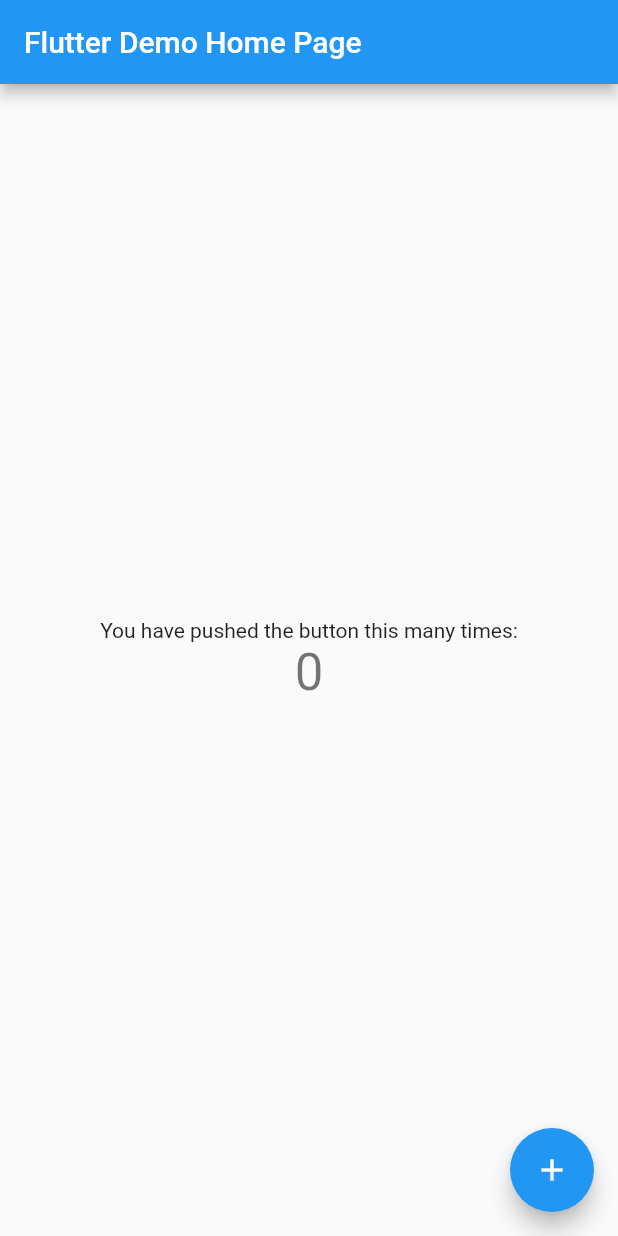
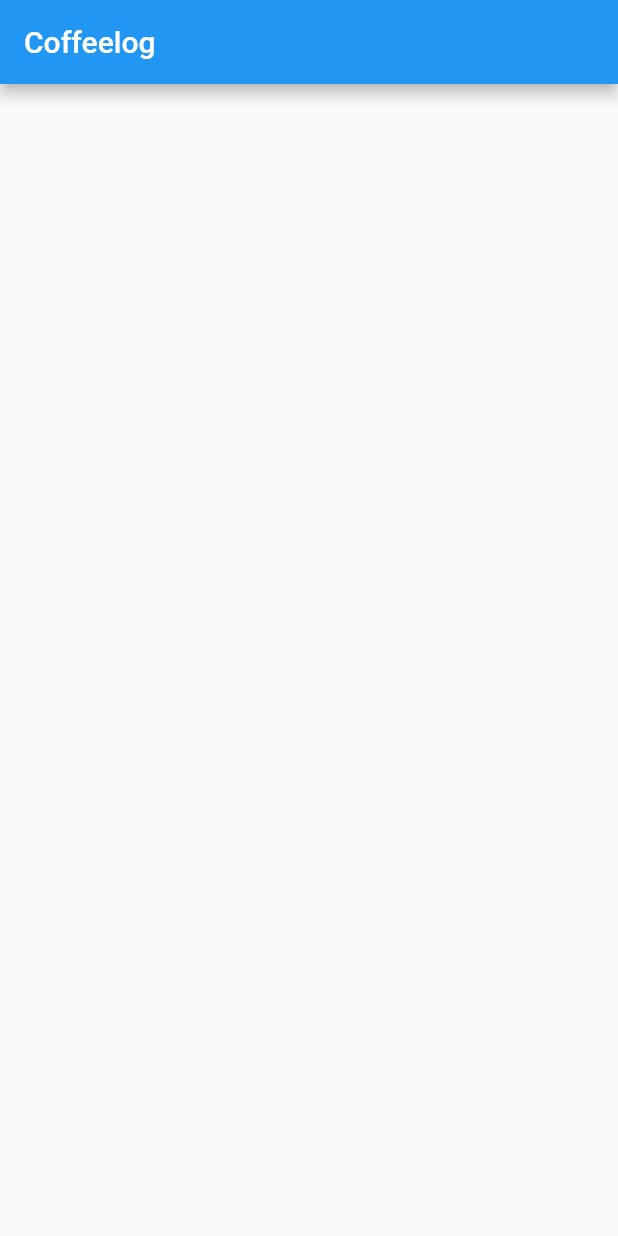
Before and after one commit to henrysha/coffeelog, a Flutter app: the screen it shows after launch, on a phone screen of 412 x 824 dp. Run offline on Flutter 3.47's test engine with Material 2 defaults, Android fonts, the phone set to English and light mode, and no system bars.

Commit message:
setup listing page

```diff
--- a/analysis_options.yaml
+++ b/analysis_options.yaml
@@ -23,7 +23,7 @@
   # producing the lint.
   rules:
     # avoid_print: false  # Uncomment to disable the `avoid_print` rule
-    # prefer_single_quotes: true  # Uncomment to enable the `prefer_single_quotes` rule
+    prefer_single_quotes: true # Uncomment to enable the `prefer_single_quotes` rule
 
 # Additional information about this file can be found at
 # https://dart.dev/guides/language/analysis-options
--- /dev/null
+++ b/lib/components/header/header.dart
@@ -0,0 +1,13 @@
+import 'package:flutter/material.dart';
+
+class NavBar extends StatelessWidget implements PreferredSizeWidget {
+  @override
+  Widget build(BuildContext context) {
+    return AppBar(
+      title: Text('Coffeelog'),
+    );
+  }
+
+  @override
+  Size get preferredSize => Size.fromHeight(kToolbarHeight);
+}
--- a/lib/main.dart
+++ b/lib/main.dart
@@ -1,115 +1,26 @@
 import 'package:flutter/material.dart';
 
+import 'pages/listing.dart';
+
 void main() {
-  runApp(const MyApp());
+  runApp(const App());
 }
 
-class MyApp extends StatelessWidget {
-  const MyApp({Key? key}) : super(key: key);
+class App extends StatelessWidget {
+  const App({ Key? key }) : super(key: key);
 
-  // This widget is the root of your application.
   @override
   Widget build(BuildContext context) {
     return MaterialApp(
-      title: 'Flutter Demo',
       theme: ThemeData(
-        // This is the theme of your application.
-        //
-        // Try running your application with "flutter run". You'll see the
-        // application has a blue toolbar. Then, without quitting the app, try
-        // changing the primarySwatch below to Colors.green and then invoke
-        // "hot reload" (press "r" in the console where you ran "flutter run",
-        // or simply save your changes to "hot reload" in a Flutter IDE).
-        // Notice that the counter didn't reset back to zero; the application
-        // is not restarted.
-        primarySwatch: Colors.blue,
+        primaryColor: Colors.brown
       ),
-      home: const MyHomePage(title: 'Flutter Demo Home Page'),
+      darkTheme: ThemeData(
+        primaryColor: Colors.brown
+      ),
+      routes: {
+        '/': (context) => ListingPage()
+      }
     );
   }
 }
-
-class MyHomePage extends StatefulWidget {
-  const MyHomePage({Key? key, required this.title}) : super(key: key);
-
-  // This widget is the home page of your application. It is stateful, meaning
-  // that it has a State object (defined below) that contains fields that affect
-  // how it looks.
-
-  // This class is the configuration for the state. It holds the values (in this
-  // case the title) provided by the parent (in this case the App widget) and
-  // used by the build method of the State. Fields in a Widget subclass are
-  // always marked "final".
-
-  final String title;
-
-  @override
-  State<MyHomePage> createState() => _MyHomePageState();
-}
-
-class _MyHomePageState extends State<MyHomePage> {
-  int _counter = 0;
-
-  void _incrementCounter() {
-    setState(() {
-      // This call to setState tells the Flutter framework that something has
-      // changed in this State, which causes it to rerun the build method below
-      // so that the display can reflect the updated values. If we changed
-      // _counter without calling setState(), then the build method would not be
-      // called again, and so nothing would appear to happen.
-      _counter++;
-    });
-  }
-
-  @override
-  Widget build(BuildContext context) {
-    // This method is rerun every time setState is called, for instance as done
-    // by the _incrementCounter method above.
-    //
-    // The Flutter framework has been optimized to make rerunning build methods
-    // fast, so that you can just rebuild anything that needs updating rather
-    // than having to individually change instances of widgets.
-    return Scaffold(
-      appBar: AppBar(
-        // Here we take the value from the MyHomePage object that was created by
-        // the App.build method, and use it to set our appbar title.
-        title: Text(widget.title),
-      ),
-      body: Center(
-        // Center is a layout widget. It takes a single child and positions it
-        // in the middle of the parent.
-        child: Column(
-          // Column is also a layout widget. It takes a list of children and
-          // arranges them vertically. By default, it sizes itself to fit its
-          // children horizontally, and tries to be as tall as its parent.
-          //
-          // Invoke "debug painting" (press "p" in the console, choose the
-          // "Toggle Debug Paint" action from the Flutter Inspector in Android
-          // Studio, or the "Toggle Debug Paint" command in Visual Studio Code)
-          // to see the wireframe for each widget.
-          //
-          // Column has various properties to control how it sizes itself and
-          // how it positions its children. Here we use mainAxisAlignment to
-          // center the children vertically; the main axis here is the vertical
-          // axis because Columns are vertical (the cross axis would be
-          // horizontal).
-          mainAxisAlignment: MainAxisAlignment.center,
-          children: <Widget>[
-            const Text(
-              'You have pushed the button this many times:',
-            ),
-            Text(
-              '$_counter',
-              style: Theme.of(context).textTheme.headline4,
-            ),
-          ],
-        ),
-      ),
-      floatingActionButton: FloatingActionButton(
-        onPressed: _incrementCounter,
-        tooltip: 'Increment',
-        child: const Icon(Icons.add),
-      ), // This trailing comma makes auto-formatting nicer for build methods.
-    );
-  }
-}
--- /dev/null
+++ b/lib/pages/listing.dart
@@ -0,0 +1,21 @@
+import 'package:flutter/material.dart';
+
+import 'package:coffeelog/components/header/header.dart';
+
+class ListingPage extends StatefulWidget {
+  ListingPage({Key? key}) : super(key: key);
+
+  @override
+  State<ListingPage> createState() => _ListingPageState();
+}
+
+class _ListingPageState extends State<ListingPage> {
+  @override
+  Widget build(BuildContext context) {
+    return Scaffold(
+      appBar: NavBar(),
+      body: Container(),
+      bottomNavigationBar: BottomAppBar(),
+    );
+  }
+}
```
Also changed, not shown: 2 other files.
